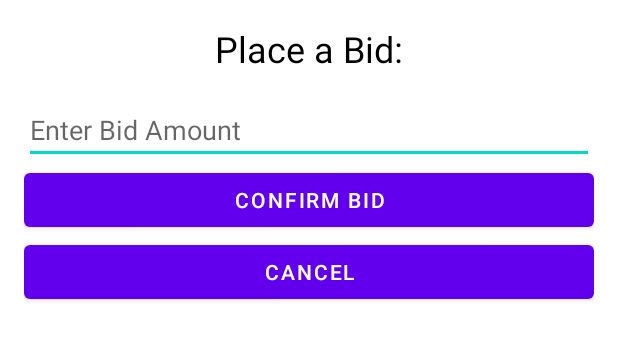
After one commit to Wavedoo/Mobile-Project-Auction-App-Group-19, an Android app: the layout modal.xml on its own in the app's theme, with its tools: preview values and no code run, on a phone screen of 412 x 824 dp. The commit adds this screen. Shown: the top 340 px of the screen. Run offline under Robolectric (Android 15) with nearby library versions, the phone set to English and light mode, and no system bars.

Commit message:
Added More
more

```diff
--- a/app/src/main/res/layout/activity_home.xml
+++ b/app/src/main/res/layout/activity_home.xml
@@ -23,12 +23,12 @@
             android:layout_height="?attr/actionBarSize"
             android:background="@color/purple_200">
 
-            <!-- Title -->
+            <!-- Welcome User -->
             <TextView
                 android:id="@+id/textViewToolbarTitle"
                 android:layout_width="wrap_content"
                 android:layout_height="wrap_content"
-                android:text="Home"
+                android:text=""
                 android:textColor="#FFFFFF"
                 android:textSize="18sp"
                 android:textStyle="bold" />
@@ -52,6 +52,7 @@
         android:layout_width="match_parent"
         android:layout_height="match_parent"
         android:layout_below="@id/appBarLayout"
+        android:layout_above="@id/bottomNavigationView"
         android:paddingTop="8dp"
         android:paddingBottom="8dp" />
 
--- a/app/src/main/res/layout/item_layout.xml
+++ b/app/src/main/res/layout/item_layout.xml
@@ -49,9 +49,7 @@
         android:layout_width="wrap_content"
         android:layout_height="wrap_content"
         android:layout_below="@id/imageViewAuctionItem"
-
         android:layout_marginTop="8dp"
-
         android:layout_alignParentEnd="true"
         android:text="Auction Item Location"/>
 
--- /dev/null
+++ b/app/src/main/res/layout/modal.xml
@@ -0,0 +1,39 @@
+<LinearLayout
+    xmlns:android="http://schemas.android.com/apk/res/android"
+    android:layout_width="match_parent"
+    android:layout_height="wrap_content"
+    android:orientation="vertical"
+    android:padding="16dp">
+
+    <TextView
+        android:layout_width="match_parent"
+        android:layout_height="wrap_content"
+        android:id="@+id/textViewModalTitle"
+        android:text="Place a Bid:"
+        android:textSize="24sp"
+        android:textAlignment="center"
+        android:layout_marginBottom="15dp"
+        android:textColor="@color/black"
+        >
+
+    </TextView>
+    <EditText
+        android:id="@+id/editBidAmount"
+        android:layout_width="match_parent"
+        android:layout_height="wrap_content"
+        android:hint="Enter Bid Amount"
+        android:inputType="numberDecimal"/>
+
+    <Button
+        android:id="@+id/btnConfirmBid"
+        android:layout_width="match_parent"
+        android:layout_height="wrap_content"
+        android:text="Confirm Bid"
+        />
+
+    <Button
+        android:id="@+id/btnCancelBid"
+        android:layout_width="match_parent"
+        android:layout_height="wrap_content"
+        android:text="Cancel"/>
+</LinearLayout>
```
Also changed, not shown: app/src/main/java/com/example/auctionapp/AuctionItemAdapter.java (added, +110 -0 lines), app/src/main/java/com/example/auctionapp/MainActivity.java (+19 -5 lines).
